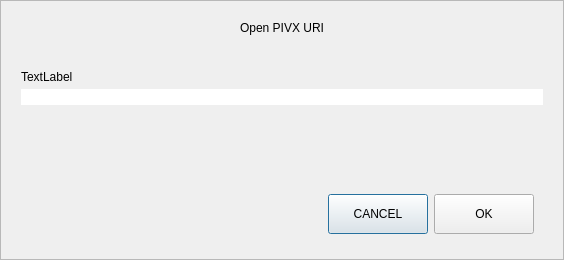
The window that src/qt/forms/openuridialog.ui (pcoinproject/pcoin) describes before a commit, drawn with Qt 5.
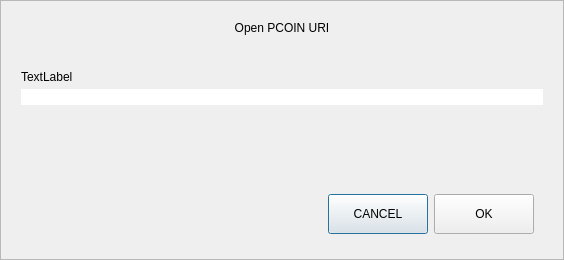
The same window after the commit. Custom widgets are drawn as their Qt base class.

Commit message: Port to pcoin (code)

```diff
--- a/src/qt/forms/openuridialog.ui
+++ b/src/qt/forms/openuridialog.ui
@@ -56,7 +56,7 @@
       <item>
        <widget class="QLabel" name="labelTitle">
         <property name="text">
-         <string>Open PIVX URI</string>
+         <string>Open PCOIN URI</string>
         </property>
         <property name="alignment">
          <set>Qt::AlignCenter</set>
```
The commit also changes 928 other files.
